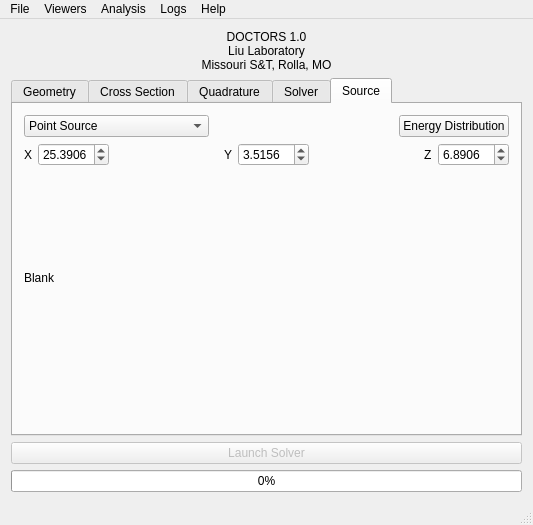
Above: doctors/mainwindow.ui from eNorris/thesis before the change. Below: the same form after it.
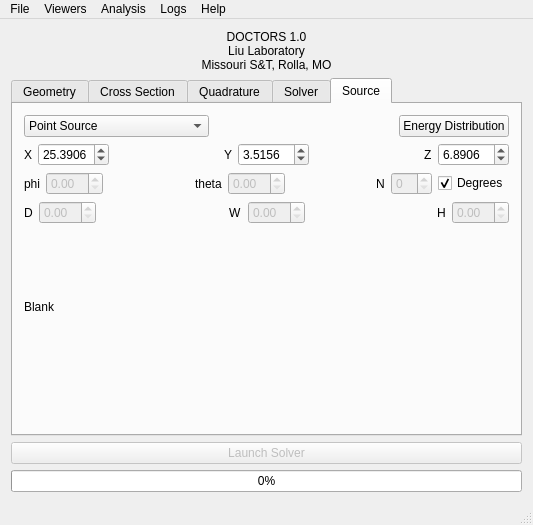
That is the form after the change. The open tabs and pages were chosen to show the change. Custom widgets are drawn as their Qt base class.

What changed in the file:
```diff
--- a/doctors/mainwindow.ui
+++ b/doctors/mainwindow.ui
@@ -712,6 +712,160 @@
           </item>
          </layout>
         </item>
+        <item>
+         <layout class="QHBoxLayout" name="horizontalLayout_13">
+          <item>
+           <widget class="QLabel" name="sourcePhiLabel">
+            <property name="text">
+             <string>phi</string>
+            </property>
+           </widget>
+          </item>
+          <item>
+           <widget class="QDoubleSpinBox" name="sourcePhiSpinBox">
+            <property name="enabled">
+             <bool>false</bool>
+            </property>
+           </widget>
+          </item>
+          <item>
+           <spacer name="horizontalSpacer_10">
+            <property name="orientation">
+             <enum>Qt::Horizontal</enum>
+            </property>
+            <property name="sizeHint" stdset="0">
+             <size>
+              <width>40</width>
+              <height>20</height>
+             </size>
+            </property>
+           </spacer>
+          </item>
+          <item>
+           <widget class="QLabel" name="sourceThetaLabel">
+            <property name="text">
+             <string>theta</string>
+            </property>
+           </widget>
+          </item>
+          <item>
+           <widget class="QDoubleSpinBox" name="sourceThetaSpinBox">
+            <property name="enabled">
+             <bool>false</bool>
+            </property>
+           </widget>
+          </item>
+          <item>
+           <spacer name="horizontalSpacer_11">
+            <property name="orientation">
+             <enum>Qt::Horizontal</enum>
+            </property>
+            <property name="sizeHint" stdset="0">
+             <size>
+              <width>40</width>
+              <height>20</height>
+             </size>
+            </property>
+           </spacer>
+          </item>
+          <item>
+           <widget class="QLabel" name="label_13">
+            <property name="text">
+             <string>N</string>
+            </property>
+           </widget>
+          </item>
+          <item>
+           <widget class="QSpinBox" name="sourceNSpinBox">
+            <property name="enabled">
+             <bool>false</bool>
+            </property>
+           </widget>
+          </item>
+          <item>
+           <widget class="QCheckBox" name="sourceDegreesCheckBox">
+            <property name="text">
+             <string>Degrees</string>
+            </property>
+            <property name="checked">
+             <bool>true</bool>
+            </property>
+           </widget>
+          </item>
+         </layout>
+        </item>
+        <item>
+         <layout class="QHBoxLayout" name="horizontalLayout_14">
+          <item>
+           <widget class="QLabel" name="label_8">
+            <property name="text">
+             <string>D</string>
+            </property>
+           </widget>
+          </item>
+          <item>
+           <widget class="QDoubleSpinBox" name="sourceDistanceSpinBox">
+            <property name="enabled">
+             <bool>false</bool>
+            </property>
+           </widget>
+          </item>
+          <item>
+           <spacer name="horizontalSpacer_12">
+            <property name="orientation">
+             <enum>Qt::Horizontal</enum>
+            </property>
+            <property name="sizeHint" stdset="0">
+             <size>
+              <width>40</width>
+              <height>20</height>
+             </size>
+            </property>
+           </spacer>
+          </item>
+          <item>
+           <widget class="QLabel" name="label_12">
+            <property name="text">
+             <string>W</string>
+            </property>
+           </widget>
+          </item>
+          <item>
+           <widget class="QDoubleSpinBox" name="sourceWidthSpinBox">
+            <property name="enabled">
+             <bool>false</bool>
+            </property>
+           </widget>
+          </item>
+          <item>
+           <spacer name="horizontalSpacer_13">
+            <property name="orientation">
+             <enum>Qt::Horizontal</enum>
+            </property>
+            <property name="sizeHint" stdset="0">
+             <size>
+              <width>40</width>
+              <height>20</height>
+             </size>
+            </property>
+           </spacer>
+          </item>
+          <item>
+           <widget class="QLabel" name="label_14">
+            <property name="text">
+             <string>H</string>
+            </property>
+           </widget>
+          </item>
+          <item>
+           <widget class="QDoubleSpinBox" name="sourceHeightSpinBox">
+            <property name="enabled">
+             <bool>false</bool>
+            </property>
+           </widget>
+          </item>
+         </layout>
+        </item>
         <item>
          <widget class="PictureLabel" name="sourceImageLabel">
           <property name="sizePolicy">
```
Left out of the diff: 2 changed lines with no effect on the pictures.
